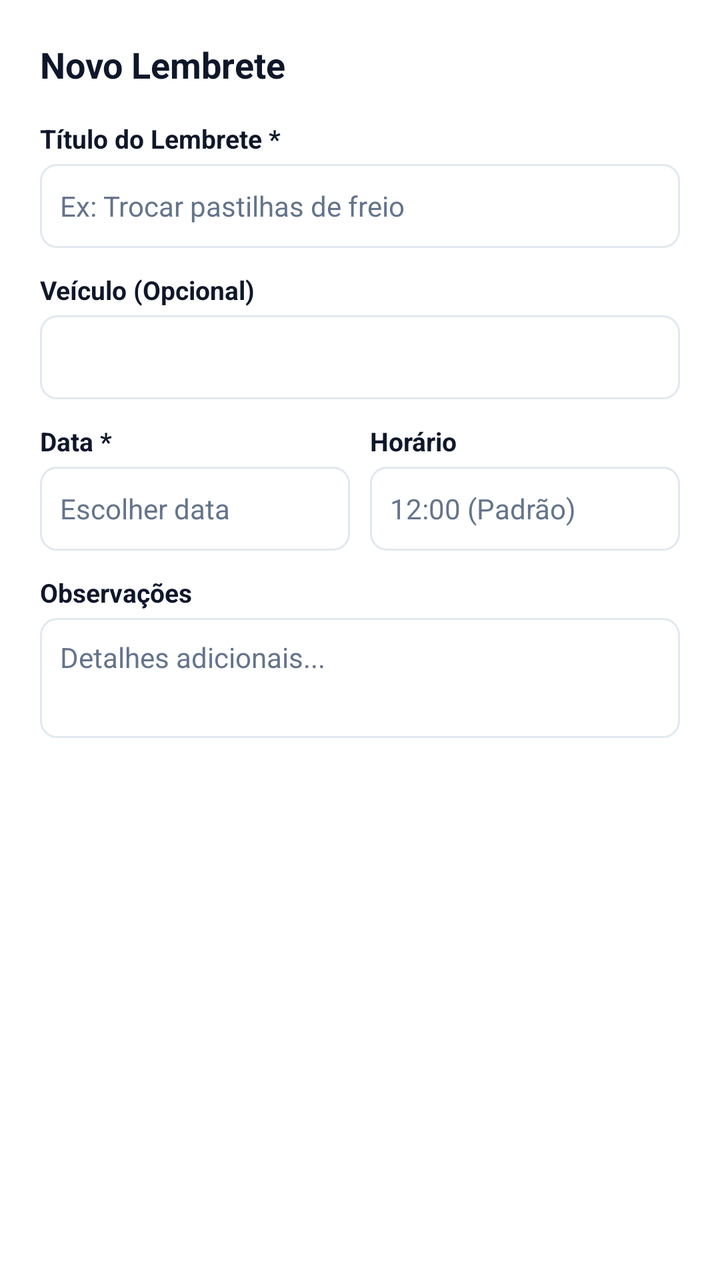
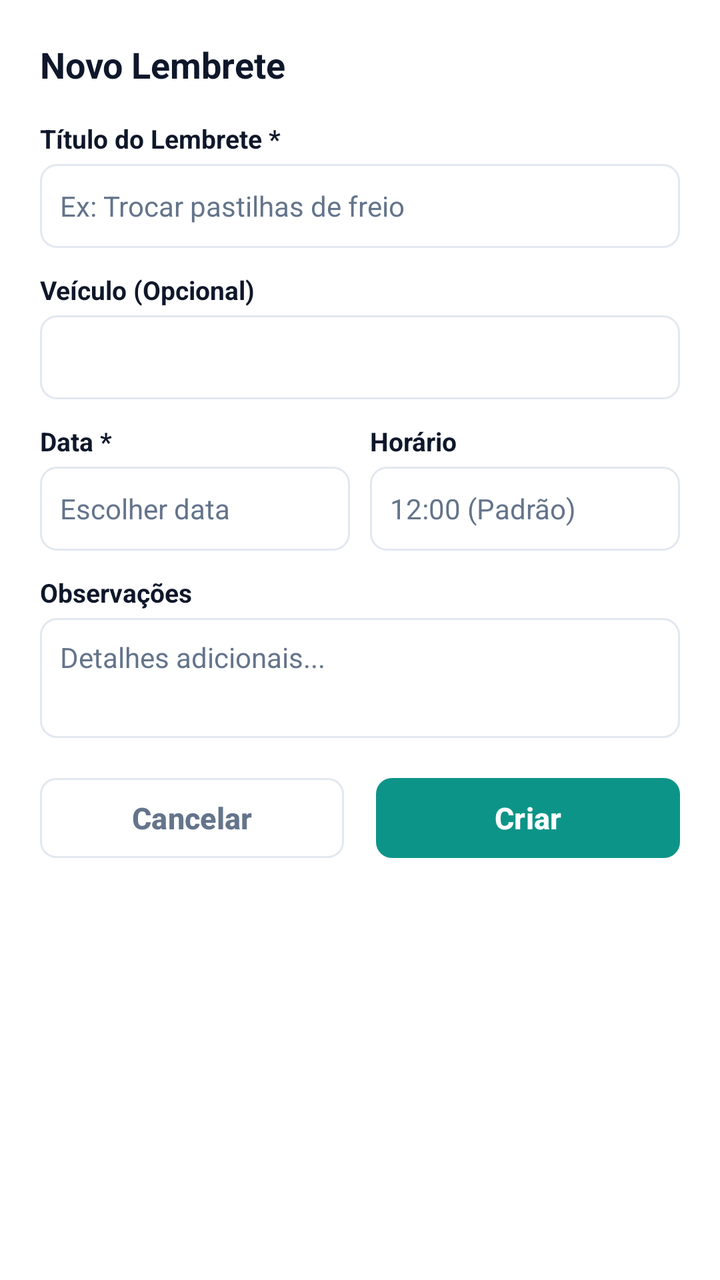

Screens rendered from an Android XML layout before and after an edit, with the pre-edit source and the edit as a unified diff.
<!-- AndroidManifest.xml: application theme Theme.Virabraking -->
<!-- res/layout/dialog_criar_lembrete.xml -->
<?xml version="1.0" encoding="utf-8"?>
<LinearLayout xmlns:android="http://schemas.android.com/apk/res/android"
    android:layout_width="match_parent"
    android:layout_height="wrap_content"
    android:orientation="vertical"
    android:padding="20dp"
    android:background="#ffffff">

    <TextView
        android:layout_width="match_parent"
        android:layout_height="wrap_content"
        android:text="Novo Lembrete"
        android:textSize="18sp"
        android:textStyle="bold"
        android:textColor="#0F172A"
        android:layout_marginBottom="16dp" />

    <TextView
        android:layout_width="match_parent"
        android:layout_height="wrap_content"
        android:text="Título do Lembrete *"
        android:textSize="13sp"
        android:textStyle="bold"
        android:textColor="#0F172A"
        android:layout_marginBottom="4dp" />

    <EditText
        android:id="@+id/etTituloLembrete"
        android:layout_width="match_parent"
        android:layout_height="42dp"
        android:background="@drawable/bg_branco_arredondado_com_borda"
        android:hint="Ex: Trocar pastilhas de freio"
        android:textColorHint="#64748b"
        android:textColor="#0F172A"
        android:padding="10dp"
        android:textSize="14sp"
        android:layout_marginBottom="12dp" />

    <TextView
        android:layout_width="match_parent"
        android:layout_height="wrap_content"
        android:text="Veículo (Opcional)"
        android:textSize="13sp"
        android:textStyle="bold"
        android:textColor="#0F172A"
        android:layout_marginBottom="4dp" />

    <Spinner
        android:id="@+id/spVeiculoLembrete"
        android:layout_width="match_parent"
        android:layout_height="42dp"
        android:background="@drawable/bg_branco_arredondado_com_borda"
        android:layout_marginBottom="12dp" />

    <LinearLayout
        android:layout_width="match_parent"
        android:layout_height="wrap_content"
        android:divider="@drawable/gap"
        android:showDividers="middle"
        android:layout_marginBottom="12dp">

        <LinearLayout
            android:layout_width="0dp"
            android:layout_height="wrap_content"
            android:layout_weight="1"
            android:orientation="vertical">

            <TextView
                android:layout_width="match_parent"
                android:layout_height="wrap_content"
                android:text="Data *"
                android:textSize="13sp"
                android:textStyle="bold"
                android:textColor="#0F172A"
                android:layout_marginBottom="4dp" />

            <EditText
                android:id="@+id/etDataLembrete"
                android:layout_width="match_parent"
                android:layout_height="42dp"
                android:background="@drawable/bg_branco_arredondado_com_borda"
                android:hint="Escolher data"
                android:textColorHint="#64748b"
                android:textColor="#0F172A"
                android:padding="10dp"
                android:textSize="14sp"
                android:focusable="false"
                android:clickable="true" />
        </LinearLayout>

        <LinearLayout
            android:layout_width="0dp"
            android:layout_height="wrap_content"
            android:layout_weight="1"
            android:orientation="vertical">

            <TextView
                android:layout_width="match_parent"
                android:layout_height="wrap_content"
                android:text="Horário"
                android:textSize="13sp"
                android:textStyle="bold"
                android:textColor="#0F172A"
                android:layout_marginBottom="4dp" />

            <EditText
                android:id="@+id/etHoraLembrete"
                android:layout_width="match_parent"
                android:layout_height="42dp"
                android:background="@drawable/bg_branco_arredondado_com_borda"
                android:hint="12:00 (Padrão)"
                android:textColorHint="#64748b"
                android:textColor="#0F172A"
                android:padding="10dp"
                android:textSize="14sp"
                android:focusable="false"
                android:clickable="true" />
        </LinearLayout>
    </LinearLayout>

    <TextView
        android:layout_width="match_parent"
        android:layout_height="wrap_content"
        android:text="Observações"
        android:textSize="13sp"
        android:textStyle="bold"
        android:textColor="#0F172A"
        android:layout_marginBottom="4dp" />

    <EditText
        android:id="@+id/etDescricaoLembrete"
        android:layout_width="match_parent"
        android:layout_height="60dp"
        android:background="@drawable/bg_branco_arredondado_com_borda"
        android:hint="Detalhes adicionais..."
        android:textColorHint="#64748b"
        android:textColor="#0F172A"
        android:padding="10dp"
        android:textSize="14sp"
        android:gravity="top" />
</LinearLayout>
<!-- resources referenced by this layout -->
<resources>
  <!-- drawable bg_branco_arredondado_com_borda (drawable) -->
  <?xml version="1.0" encoding="utf-8"?>
  <shape xmlns:android="http://schemas.android.com/apk/res/android"
      android:shape="rectangle">
  
      <solid android:color="#ffffff" />
      <stroke
          android:width="1dp"
          android:color="#e2e8f0" />
  
      <corners android:radius="8dp" />
  
  </shape>
  <!-- drawable gap (drawable) -->
  <?xml version="1.0" encoding="utf-8"?>
  <shape xmlns:android="http://schemas.android.com/apk/res/android">
      <size android:height="10dp" android:width="10dp" />
      <solid android:color="@android:color/transparent" />
  </shape>
  <style name="Theme.Virabraking" parent="Base.Theme.Virabraking" />
  <style name="Base.Theme.Virabraking" parent="Theme.Material3.DayNight.NoActionBar">
          
          <item name="colorPrimary">#0d9488</item>
          <item name="colorOnPrimary">#ffffff</item>
          <item name="colorSecondary">#0f172a</item>
          <item name="colorOnSecondary">#ffffff</item>
          <item name="android:colorBackground">#ffffff</item>
          <item name="colorSurface">#ffffff</item>
          <item name="colorOnSurface">#0f172a</item>
          <item name="materialCalendarTheme">@style/ThemeOverlay.Virabraking.DatePicker</item>
      </style>
  <style name="ThemeOverlay.Virabraking.DatePicker" parent="ThemeOverlay.Material3.MaterialCalendar">
          <item name="colorPrimary">#0d9488</item>
          <item name="colorOnPrimary">#ffffff</item>
          <item name="colorSurface">#ffffff</item>
          <item name="colorOnSurface">#0f172a</item>
      </style>
</resources>

<!-- the commit's change to res/layout/dialog_criar_lembrete.xml (unified diff, before → after) -->
@@ -1,5 +1,6 @@
 <?xml version="1.0" encoding="utf-8"?>
 <LinearLayout xmlns:android="http://schemas.android.com/apk/res/android"
+    xmlns:app="http://schemas.android.com/apk/res-auto"
     android:layout_width="match_parent"
     android:layout_height="wrap_content"
     android:orientation="vertical"
@@ -138,4 +139,41 @@
         android:padding="10dp"
         android:textSize="14sp"
         android:gravity="top" />
+
+    <LinearLayout
+        android:layout_width="match_parent"
+        android:layout_height="wrap_content"
+        android:layout_marginTop="16dp"
+        android:orientation="horizontal">
+
+        <com.google.android.material.button.MaterialButton
+            android:id="@+id/btnCancelarLembrete"
+            android:layout_width="0dp"
+            android:layout_height="48dp"
+            android:layout_marginEnd="8dp"
+            android:layout_weight="1"
+            android:text="Cancelar"
+            android:textAllCaps="false"
+            android:textColor="#64748b"
+            android:textSize="15sp"
+            android:textStyle="bold"
+            app:backgroundTint="#ffffff"
+            app:cornerRadius="8dp"
+            app:strokeColor="#e2e8f0"
+            app:strokeWidth="1dp" />
+
+        <com.google.android.material.button.MaterialButton
+            android:id="@+id/btnCriarLembrete"
+            android:layout_width="0dp"
+            android:layout_height="48dp"
+            android:layout_marginStart="8dp"
+            android:layout_weight="1"
+            android:text="Criar"
+            android:textAllCaps="false"
+            android:textColor="#ffffff"
+            android:textSize="15sp"
+            android:textStyle="bold"
+            app:backgroundTint="#0d9488"
+            app:cornerRadius="8dp" />
+    </LinearLayout>
 </LinearLayout>
